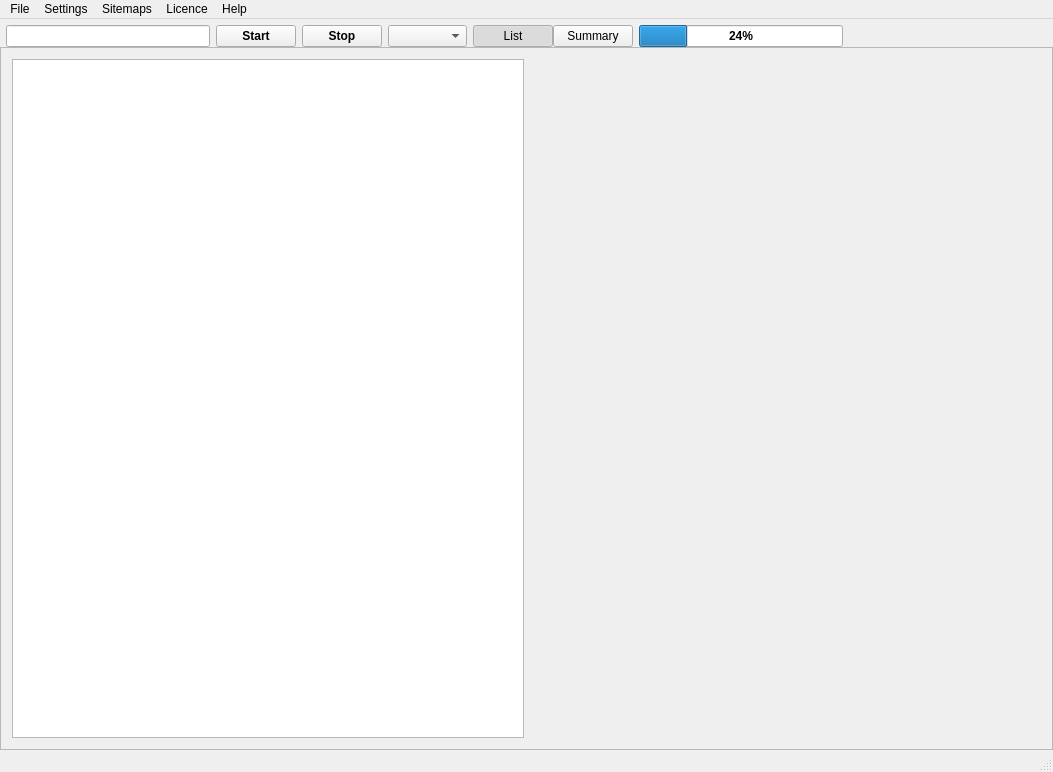
Before: the Qt Designer form quickiewebbot/ui/main_frame.ui in andrascii/RiveSolutions_SEO_Spider, drawn with Qt 5.
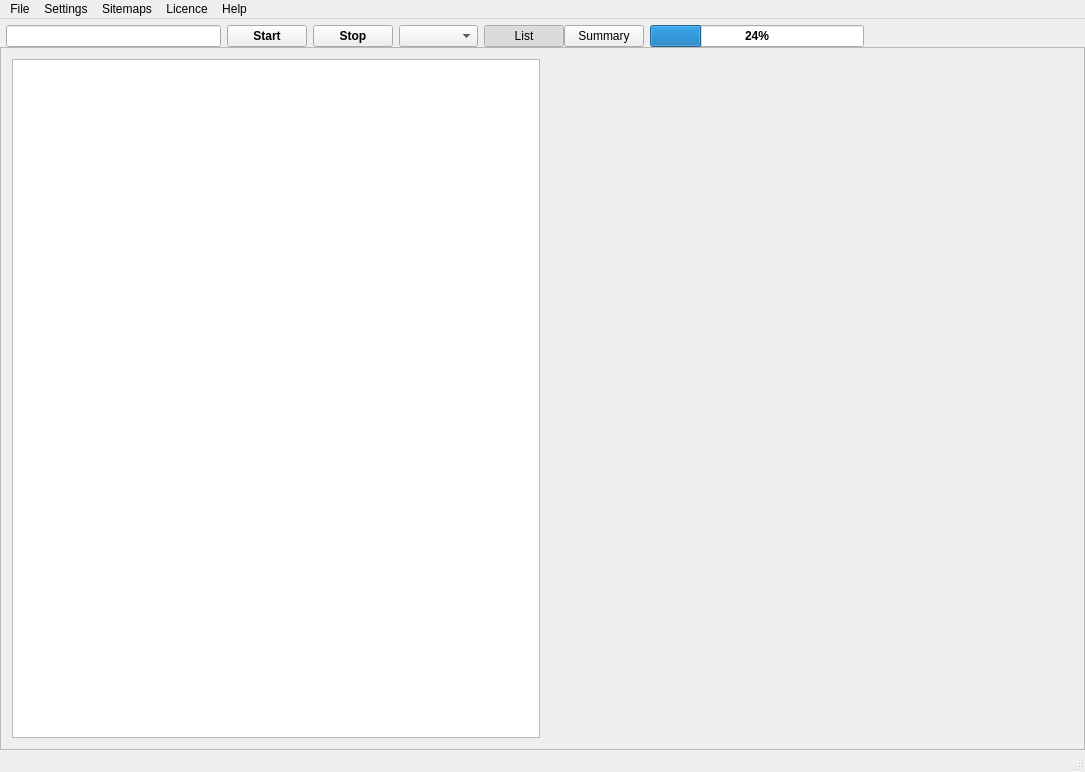
After: the same form once the commit is applied. The open tabs and pages were chosen to show the change. Icons and pictures are not drawn. Custom widgets are drawn as their Qt base class.

Commit message: Started implementing Summary View

The edit to the form file:
```diff
--- a/quickiewebbot/ui/main_frame.ui
+++ b/quickiewebbot/ui/main_frame.ui
@@ -6,7 +6,7 @@
    <rect>
     <x>0</x>
     <y>0</y>
-    <width>1053</width>
+    <width>1085</width>
     <height>772</height>
    </rect>
   </property>
@@ -196,7 +196,23 @@
       <widget class="QWidget" name="errorsFilterPage">
        <layout class="QHBoxLayout" name="horizontalLayout">
         <item>
-         <widget class="QListView" name="listView"/>
+         <widget class="QuickieWebBot::GridView" name="summaryGridView">
+          <property name="sizeAdjustPolicy">
+           <enum>QAbstractScrollArea::AdjustToContents</enum>
+          </property>
+          <property name="showGrid">
+           <bool>false</bool>
+          </property>
+          <property name="gridStyle">
+           <enum>Qt::NoPen</enum>
+          </property>
+          <attribute name="horizontalHeaderVisible">
+           <bool>false</bool>
+          </attribute>
+          <attribute name="verticalHeaderVisible">
+           <bool>false</bool>
+          </attribute>
+         </widget>
         </item>
         <item>
          <widget class="QStackedWidget" name="stackedWidget_2">
@@ -216,7 +232,7 @@
     <rect>
      <x>0</x>
      <y>0</y>
-     <width>1053</width>
+     <width>1085</width>
      <height>21</height>
     </rect>
    </property>
```
The commit also changes 15 other files.
